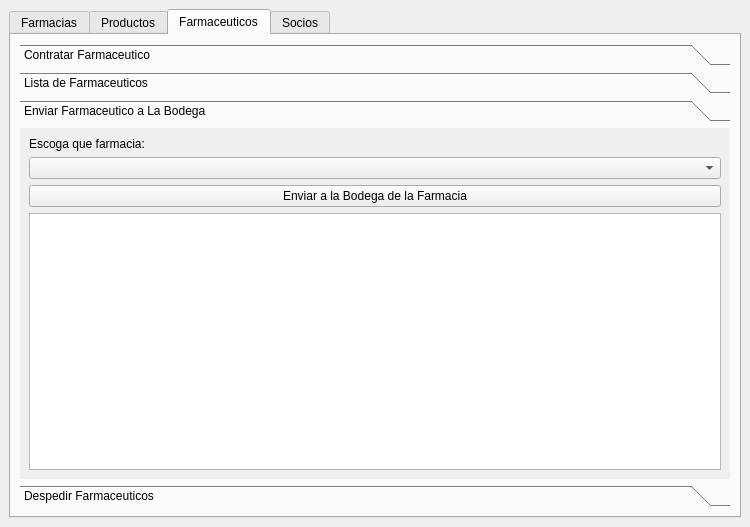
Qt form ui/Farmacia.ui (mendoza/improved-spork) before a commit.
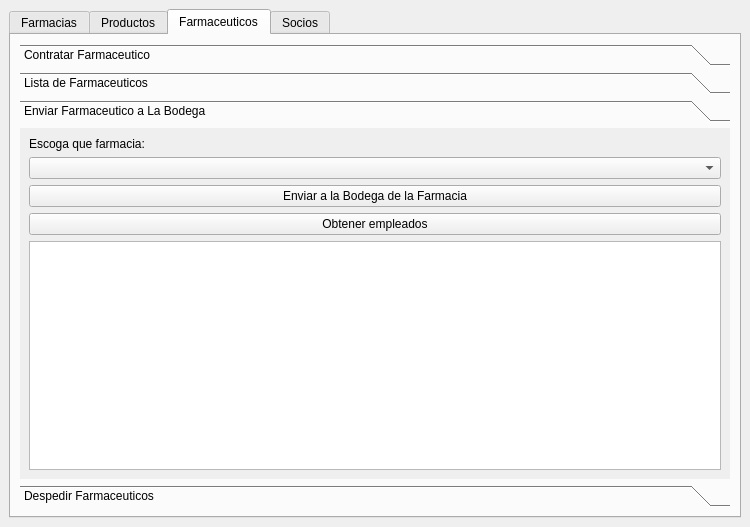
The same form after that commit. The open tabs and pages were chosen to show the change. Icons and pictures are not drawn.

```diff
--- a/ui/Farmacia.ui
+++ b/ui/Farmacia.ui
@@ -443,6 +443,13 @@
                 </property>
                </widget>
               </item>
+              <item>
+               <widget class="QPushButton" name="obtenerenv_bt">
+                <property name="text">
+                 <string>Obtener empleados</string>
+                </property>
+               </widget>
+              </item>
              </layout>
             </item>
             <item>
```
Left out of the diff: 24 changed lines with no effect on the pictures.
